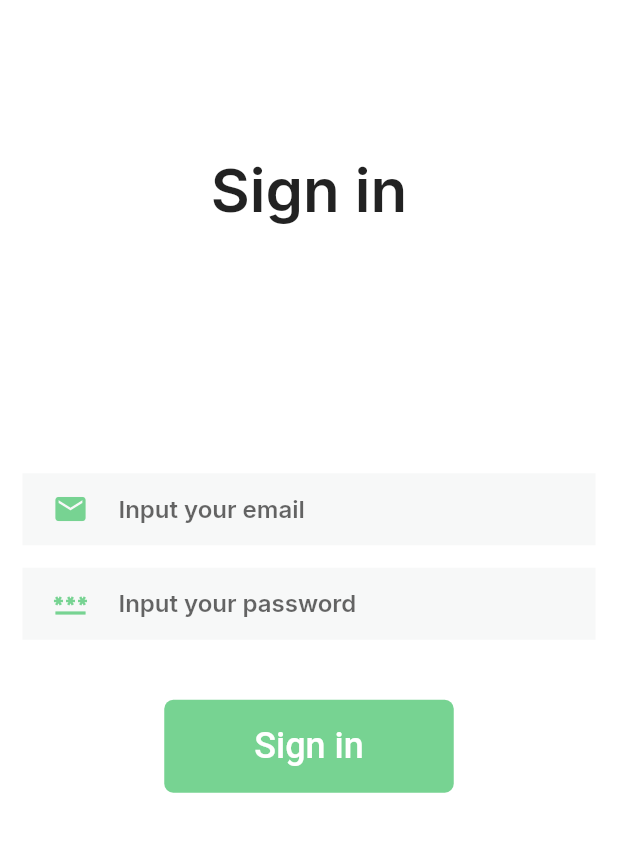
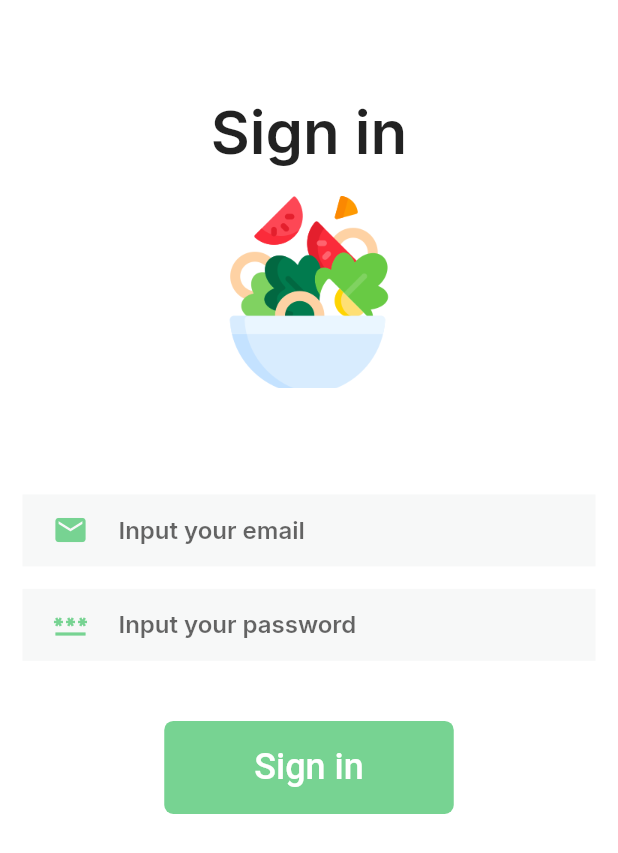
Before and after one commit to SonNguyen9720/plan_meal_app, a Flutter app: the SignInScreen screen opened by its route, on a phone screen of 412 x 824 dp. Shown: the top 853 px of the screen. Run offline on Flutter 3.47's test engine with Material 2 defaults, Android fonts, the light colour scheme and no system bars; our stand-ins replace bloc, carousel_slider, dio, dotted_border, equatable, firebase_core and 14 more; missing offline and left inert: age_calculator; accounts and stored records are empty; Roboto replaces fonts that are missing (Signika).

Commit message:
Update sign in screen

```diff
--- a/lib/presentation/features/sign_in/sign_in_screen.dart
+++ b/lib/presentation/features/sign_in/sign_in_screen.dart
@@ -24,7 +24,8 @@ class _SignInScreenState extends State<SignInScreen> {
 
   @override
   Widget build(BuildContext context) {
-    return Scaffold(
+    return SafeArea(
+      child: Scaffold(
           resizeToAvoidBottomInset: false,
           backgroundColor: AppColors.white,
           body: BlocConsumer<SignInBloc, SignInState>(
@@ -50,8 +51,11 @@ class _SignInScreenState extends State<SignInScreen> {
                 mainAxisAlignment: MainAxisAlignment.center,
                 children: [
                   Flexible(
-                  flex: 3,
-                  child: Text(
+                    flex: 4,
+                    child: Column(
+                      mainAxisAlignment: MainAxisAlignment.center,
+                      children: [
+                        Text(
                           "Sign in",
                           style: GoogleFonts.inter(
                             fontWeight: FontWeight.w600,
@@ -59,11 +63,16 @@ class _SignInScreenState extends State<SignInScreen> {
                             height: 1.5,
                           ),
                         ),
+                        Container(
+                          margin: const EdgeInsets.symmetric(vertical: 16),
+                            child: Image.asset("assets/app_logo.png", height: 128,width: 128,)),
+                      ],
+                    ),
                   ),
                   Flexible(
-                  flex: 7,
+                    flex: 6,
                     child: Column(
-                    mainAxisAlignment: MainAxisAlignment.center,
+                      mainAxisAlignment: MainAxisAlignment.start,
                       children: [
                         InputField(
                           key: emailKey,
@@ -94,7 +103,8 @@ class _SignInScreenState extends State<SignInScreen> {
                 ],
               );
             },
-        ));
+          )),
+    );
   }
 
   void _validateAndSend() {
```
Lines whose indentation alone changed are shown as unchanged.
